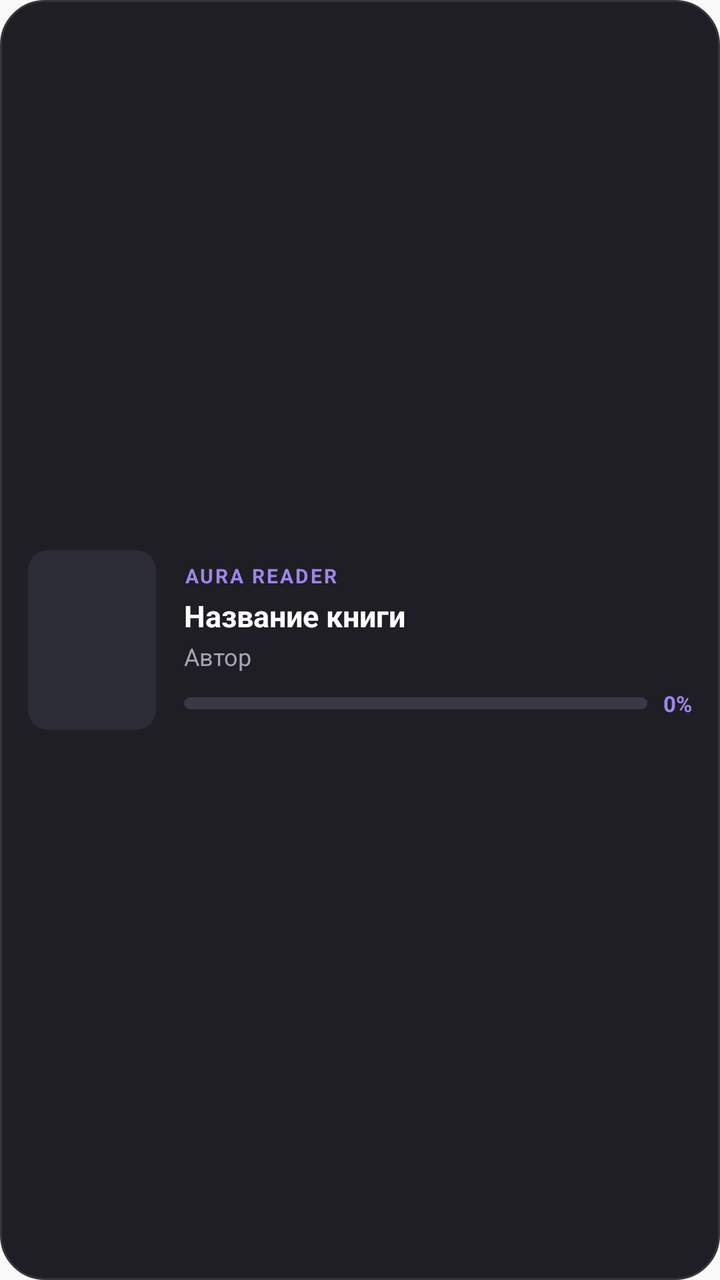
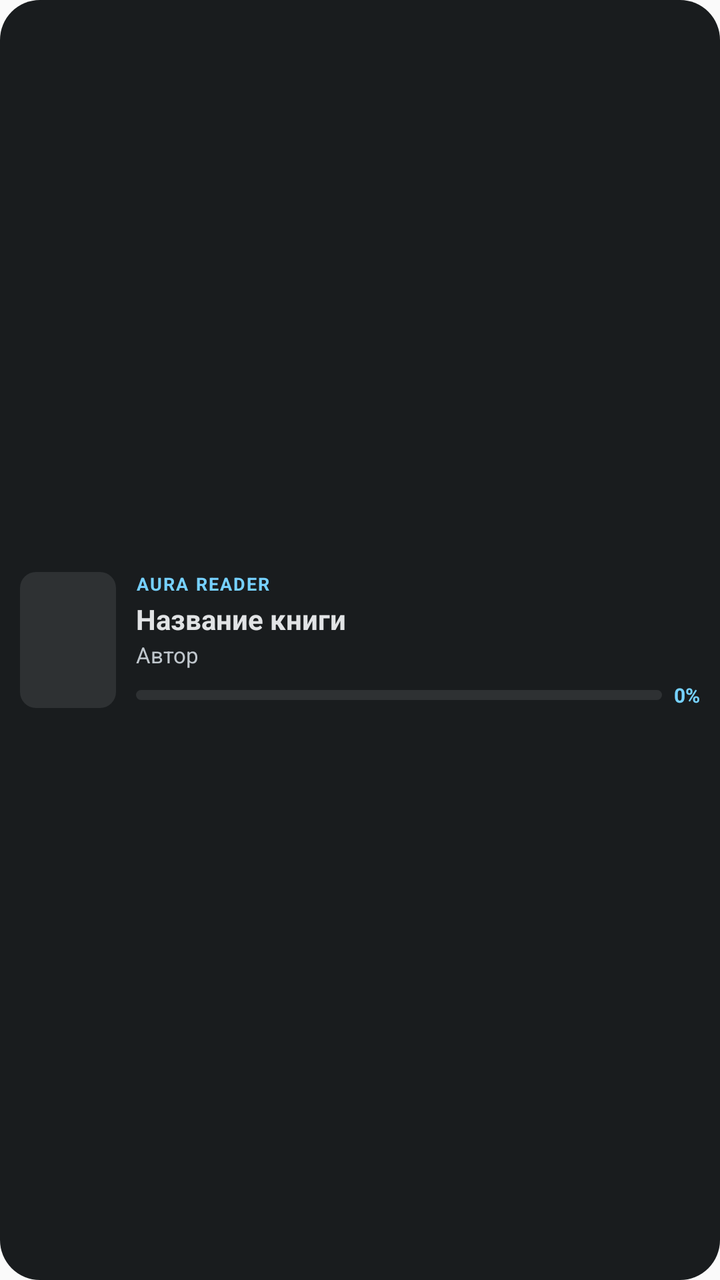

Before-and-after screenshots of an Android layout around one commit, followed by the original layout XML and the change that was made.
<!-- AndroidManifest.xml: application theme Theme.AuraReader -->
<!-- res/layout/widget_current_book.xml -->
<?xml version="1.0" encoding="utf-8"?>
<RelativeLayout xmlns:android="http://schemas.android.com/apk/res/android"
    android:id="@+id/widget_root"
    android:layout_width="match_parent"
    android:layout_height="match_parent"
    android:background="@drawable/widget_background"
    android:padding="14dp">

    
    <LinearLayout
        android:id="@+id/widget_book_content"
        android:layout_width="match_parent"
        android:layout_height="match_parent"
        android:orientation="horizontal"
        android:gravity="center_vertical"
        android:visibility="visible">

        
        <ImageView
            android:id="@+id/widget_book_cover"
            android:layout_width="64dp"
            android:layout_height="90dp"
            android:scaleType="centerCrop"
            android:background="@drawable/widget_cover_placeholder"
            android:contentDescription="Book Cover" />

        
        <LinearLayout
            android:layout_width="0dp"
            android:layout_height="wrap_content"
            android:layout_weight="1"
            android:layout_marginStart="14dp"
            android:orientation="vertical"
            android:gravity="center_vertical">

            <TextView
                android:id="@+id/widget_app_label"
                android:layout_width="wrap_content"
                android:layout_height="wrap_content"
                android:text="AURA READER"
                android:textSize="10sp"
                android:textStyle="bold"
                android:textColor="#A084E8"
                android:letterSpacing="0.1" />

            <TextView
                android:id="@+id/widget_book_title"
                android:layout_width="wrap_content"
                android:layout_height="wrap_content"
                android:layout_marginTop="3dp"
                android:text="Название книги"
                android:textSize="15sp"
                android:textStyle="bold"
                android:textColor="#FFFFFF"
                android:maxLines="2"
                android:ellipsize="end" />

            <TextView
                android:id="@+id/widget_book_author"
                android:layout_width="wrap_content"
                android:layout_height="wrap_content"
                android:layout_marginTop="2dp"
                android:text="Автор"
                android:textSize="12sp"
                android:textColor="#A5A5B5"
                android:maxLines="1"
                android:ellipsize="end" />

            
            <LinearLayout
                android:layout_width="match_parent"
                android:layout_height="wrap_content"
                android:layout_marginTop="8dp"
                android:orientation="horizontal"
                android:gravity="center_vertical">

                <ProgressBar
                    android:id="@+id/widget_progress_bar"
                    style="?android:attr/progressBarStyleHorizontal"
                    android:layout_width="0dp"
                    android:layout_height="6dp"
                    android:layout_weight="1"
                    android:max="100"
                    android:progress="0"
                    android:progressDrawable="@drawable/widget_progress_bar" />

                <TextView
                    android:id="@+id/widget_progress_text"
                    android:layout_width="wrap_content"
                    android:layout_height="wrap_content"
                    android:layout_marginStart="8dp"
                    android:text="0%"
                    android:textSize="11sp"
                    android:textStyle="bold"
                    android:textColor="#A084E8" />
            </LinearLayout>
        </LinearLayout>
    </LinearLayout>

    
    <LinearLayout
        android:id="@+id/widget_empty_content"
        android:layout_width="match_parent"
        android:layout_height="match_parent"
        android:orientation="horizontal"
        android:gravity="center_vertical"
        android:visibility="gone">

        <ImageView
            android:layout_width="48dp"
            android:layout_height="48dp"
            android:src="@mipmap/ic_launcher"
            android:contentDescription="Aura Reader" />

        <LinearLayout
            android:layout_width="match_parent"
            android:layout_height="wrap_content"
            android:layout_marginStart="14dp"
            android:orientation="vertical">

            <TextView
                android:layout_width="wrap_content"
                android:layout_height="wrap_content"
                android:text="Aura Reader"
                android:textSize="16sp"
                android:textStyle="bold"
                android:textColor="#FFFFFF" />

            <TextView
                android:id="@+id/widget_empty_text"
                android:layout_width="wrap_content"
                android:layout_height="wrap_content"
                android:layout_marginTop="2dp"
                android:text="Откройте книгу, чтобы продолжить чтение"
                android:textSize="12sp"
                android:textColor="#A5A5B5" />
        </LinearLayout>
    </LinearLayout>

</RelativeLayout>
<!-- resources referenced by this layout -->
<resources>
  <!-- drawable widget_background (drawable) -->
  <?xml version="1.0" encoding="utf-8"?>
  <shape xmlns:android="http://schemas.android.com/apk/res/android"
      android:shape="rectangle">
      <solid android:color="#1E1E24" />
      <corners android:radius="22dp" />
      <stroke android:width="1dp" android:color="#353540" />
  </shape>
  <!-- drawable widget_cover_placeholder (drawable) -->
  <?xml version="1.0" encoding="utf-8"?>
  <shape xmlns:android="http://schemas.android.com/apk/res/android"
      android:shape="rectangle">
      <solid android:color="#2C2C36" />
      <corners android:radius="10dp" />
  </shape>
  <!-- drawable widget_progress_bar (drawable) -->
  <?xml version="1.0" encoding="utf-8"?>
  <layer-list xmlns:android="http://schemas.android.com/apk/res/android">
      <item android:id="@android:id/background">
          <shape>
              <corners android:radius="4dp" />
              <solid android:color="#383848" />
          </shape>
      </item>
      <item android:id="@android:id/progress">
          <clip>
              <shape>
                  <corners android:radius="4dp" />
                  <solid android:color="#A084E8" />
              </shape>
          </clip>
      </item>
  </layer-list>
  <!-- mipmap ic_launcher (mipmap-anydpi-v26) -->
  <?xml version="1.0" encoding="utf-8"?>
  <adaptive-icon xmlns:android="http://schemas.android.com/apk/res/android">
      <background android:drawable="@color/ic_launcher_background" />
      <foreground android:drawable="@drawable/ic_launcher_foreground" />
      <monochrome android:drawable="@drawable/ic_launcher_monochrome" />
  </adaptive-icon>
  <style name="Theme.AuraReader" parent="android:Theme.Material.Light.NoActionBar">
          <item name="android:statusBarColor">@android:color/transparent</item>
          <item name="android:navigationBarColor">@android:color/transparent</item>
      </style>
  <color name="ic_launcher_background">#6750A4</color>
  <!-- drawable ic_launcher_foreground (drawable) -->
  <vector xmlns:android="http://schemas.android.com/apk/res/android"
      android:width="108dp"
      android:height="108dp"
      android:viewportWidth="108"
      android:viewportHeight="108">
      <path
          android:fillColor="#FFFFFF"
          android:pathData="M40,31h28c3.3,0 6,2.7 6,6v34c0,3.3 -2.7,6 -6,6H40c-3.3,0 -6,-2.7 -6,-6V37c0,-3.3 2.7,-6 6,-6z"/>
      <path
          android:fillColor="#6750A4"
          android:pathData="M42,41h24v4H42zM42,49h24v4H42zM42,57h16v4H42z"/>
  </vector>
  <!-- drawable ic_launcher_monochrome (drawable) -->
  <vector xmlns:android="http://schemas.android.com/apk/res/android"
      android:width="108dp"
      android:height="108dp"
      android:viewportWidth="108"
      android:viewportHeight="108">
      <path
          android:fillColor="#000000"
          android:fillType="evenOdd"
          android:pathData="M40,31h28c3.3,0 6,2.7 6,6v34c0,3.3 -2.7,6 -6,6H40c-3.3,0 -6,-2.7 -6,-6V37c0,-3.3 2.7,-6 6,-6zM42,41h24v4H42zM42,49h24v4H42zM42,57h16v4H42z" />
  </vector>
</resources>

<!-- the commit's change to res/layout/widget_current_book.xml (unified diff, before → after) -->
@@ -4,7 +4,7 @@
     android:layout_width="match_parent"
     android:layout_height="match_parent"
     android:background="@drawable/widget_background"
-    android:padding="14dp">
+    android:padding="10dp">
 
     
     <LinearLayout
@@ -18,8 +18,8 @@
         
         <ImageView
             android:id="@+id/widget_book_cover"
-            android:layout_width="64dp"
-            android:layout_height="90dp"
+            android:layout_width="48dp"
+            android:layout_height="68dp"
             android:scaleType="centerCrop"
             android:background="@drawable/widget_cover_placeholder"
             android:contentDescription="Book Cover" />
@@ -29,7 +29,7 @@
             android:layout_width="0dp"
             android:layout_height="wrap_content"
             android:layout_weight="1"
-            android:layout_marginStart="14dp"
+            android:layout_marginStart="10dp"
             android:orientation="vertical"
             android:gravity="center_vertical">
 
@@ -38,20 +38,20 @@
                 android:layout_width="wrap_content"
                 android:layout_height="wrap_content"
                 android:text="AURA READER"
-                android:textSize="10sp"
+                android:textSize="9sp"
                 android:textStyle="bold"
-                android:textColor="#A084E8"
-                android:letterSpacing="0.1" />
+                android:textColor="@color/widget_accent"
+                android:letterSpacing="0.08" />
 
             <TextView
                 android:id="@+id/widget_book_title"
                 android:layout_width="wrap_content"
                 android:layout_height="wrap_content"
-                android:layout_marginTop="3dp"
+                android:layout_marginTop="2dp"
                 android:text="Название книги"
-                android:textSize="15sp"
+                android:textSize="14sp"
                 android:textStyle="bold"
-                android:textColor="#FFFFFF"
+                android:textColor="@color/widget_title"
                 android:maxLines="2"
                 android:ellipsize="end" />
 
@@ -59,10 +59,10 @@
                 android:id="@+id/widget_book_author"
                 android:layout_width="wrap_content"
                 android:layout_height="wrap_content"
-                android:layout_marginTop="2dp"
+                android:layout_marginTop="1dp"
                 android:text="Автор"
-                android:textSize="12sp"
-                android:textColor="#A5A5B5"
+                android:textSize="11sp"
+                android:textColor="@color/widget_subtitle"
                 android:maxLines="1"
                 android:ellipsize="end" />
 
@@ -70,7 +70,7 @@
             <LinearLayout
                 android:layout_width="match_parent"
                 android:layout_height="wrap_content"
-                android:layout_marginTop="8dp"
+                android:layout_marginTop="6dp"
                 android:orientation="horizontal"
                 android:gravity="center_vertical">
 
@@ -78,7 +78,7 @@
                     android:id="@+id/widget_progress_bar"
                     style="?android:attr/progressBarStyleHorizontal"
                     android:layout_width="0dp"
-                    android:layout_height="6dp"
+                    android:layout_height="5dp"
                     android:layout_weight="1"
                     android:max="100"
                     android:progress="0"
@@ -88,11 +88,11 @@
                     android:id="@+id/widget_progress_text"
                     android:layout_width="wrap_content"
                     android:layout_height="wrap_content"
-                    android:layout_marginStart="8dp"
+                    android:layout_marginStart="6dp"
                     android:text="0%"
-                    android:textSize="11sp"
+                    android:textSize="10sp"
                     android:textStyle="bold"
-                    android:textColor="#A084E8" />
+                    android:textColor="@color/widget_accent" />
             </LinearLayout>
         </LinearLayout>
     </LinearLayout>
@@ -107,24 +107,24 @@
         android:visibility="gone">
 
         <ImageView
-            android:layout_width="48dp"
-            android:layout_height="48dp"
+            android:layout_width="40dp"
+            android:layout_height="40dp"
             android:src="@mipmap/ic_launcher"
             android:contentDescription="Aura Reader" />
 
         <LinearLayout
             android:layout_width="match_parent"
             android:layout_height="wrap_content"
-            android:layout_marginStart="14dp"
+            android:layout_marginStart="10dp"
             android:orientation="vertical">
 
             <TextView
                 android:layout_width="wrap_content"
                 android:layout_height="wrap_content"
                 android:text="Aura Reader"
-                android:textSize="16sp"
+                android:textSize="14sp"
                 android:textStyle="bold"
-                android:textColor="#FFFFFF" />
+                android:textColor="@color/widget_title" />
 
             <TextView
                 android:id="@+id/widget_empty_text"
@@ -132,8 +132,8 @@
                 android:layout_height="wrap_content"
                 android:layout_marginTop="2dp"
                 android:text="Откройте книгу, чтобы продолжить чтение"
-                android:textSize="12sp"
-                android:textColor="#A5A5B5" />
+                android:textSize="11sp"
+                android:textColor="@color/widget_subtitle" />
         </LinearLayout>
     </LinearLayout>
 
<!-- resource entries referenced after the edit -->
@@ -1,34 +1,36 @@
 <!-- resources referenced by this layout -->
 <resources>
+  <color name="widget_accent">#A084E8</color>
+  <color name="widget_subtitle">#A5A5B5</color>
+  <color name="widget_title">#FFFFFF</color>
   <!-- drawable widget_background (drawable) -->
   <?xml version="1.0" encoding="utf-8"?>
   <shape xmlns:android="http://schemas.android.com/apk/res/android"
       android:shape="rectangle">
-      <solid android:color="#1E1E24" />
-      <corners android:radius="22dp" />
-      <stroke android:width="1dp" android:color="#353540" />
+      <solid android:color="@color/widget_bg" />
+      <corners android:radius="20dp" />
   </shape>
   <!-- drawable widget_cover_placeholder (drawable) -->
   <?xml version="1.0" encoding="utf-8"?>
   <shape xmlns:android="http://schemas.android.com/apk/res/android"
       android:shape="rectangle">
-      <solid android:color="#2C2C36" />
-      <corners android:radius="10dp" />
+      <solid android:color="@color/widget_cover_bg" />
+      <corners android:radius="8dp" />
   </shape>
   <!-- drawable widget_progress_bar (drawable) -->
   <?xml version="1.0" encoding="utf-8"?>
   <layer-list xmlns:android="http://schemas.android.com/apk/res/android">
       <item android:id="@android:id/background">
           <shape>
-              <corners android:radius="4dp" />
-              <solid android:color="#383848" />
+              <corners android:radius="3dp" />
+              <solid android:color="@color/widget_progress_track" />
           </shape>
       </item>
       <item android:id="@android:id/progress">
           <clip>
               <shape>
-                  <corners android:radius="4dp" />
-                  <solid android:color="#A084E8" />
+                  <corners android:radius="3dp" />
+                  <solid android:color="@color/widget_accent" />
               </shape>
           </clip>
       </item>
@@ -44,7 +46,9 @@
           <item name="android:statusBarColor">@android:color/transparent</item>
           <item name="android:navigationBarColor">@android:color/transparent</item>
       </style>
-  <color name="ic_launcher_background">#6750A4</color>
+  <color name="widget_bg">#1E1B2E</color>
+  <color name="widget_cover_bg">#2A273C</color>
+  <color name="widget_progress_track">#2D2B3D</color>
   <!-- drawable ic_launcher_foreground (drawable) -->
   <vector xmlns:android="http://schemas.android.com/apk/res/android"
       android:width="108dp"
